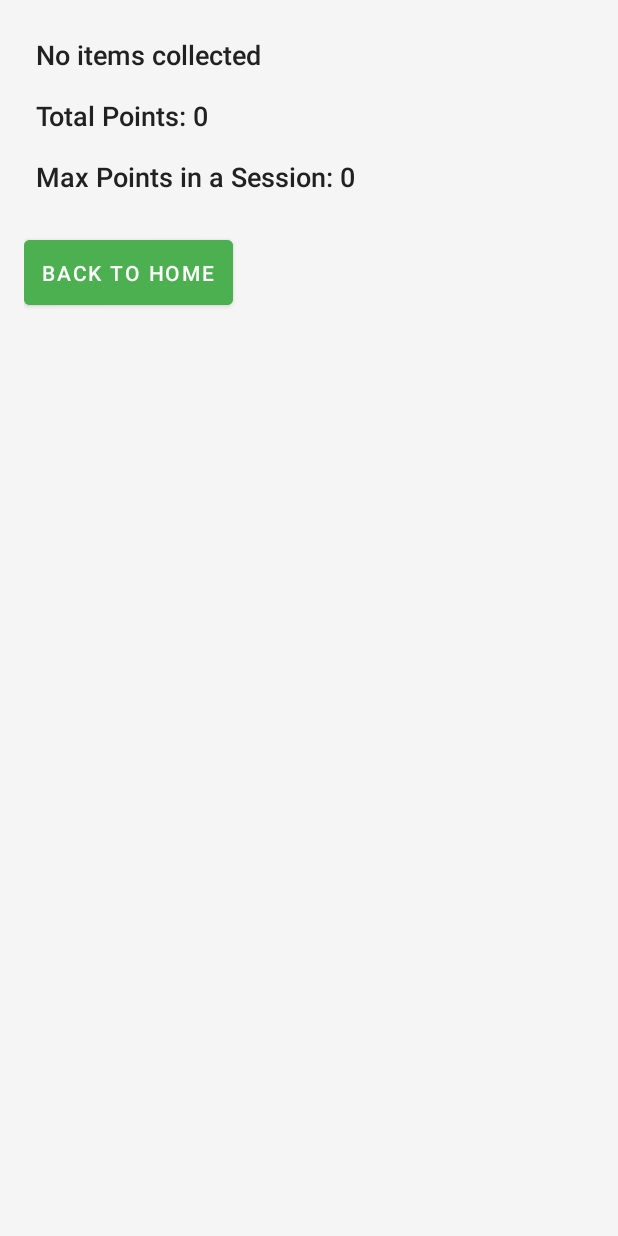
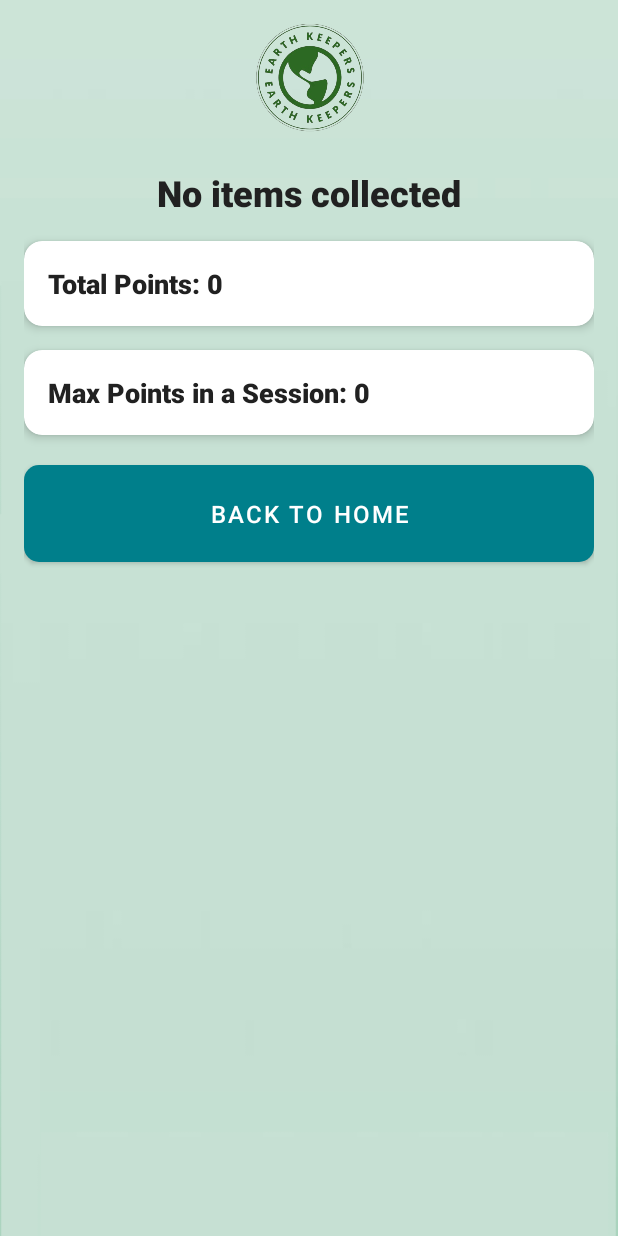
Before and after one commit to raeedAtaria1/EarthKeepers, an Android app: the SessionSummaryActivity screen opened directly, with no data from a screen before it, on a phone screen of 412 x 824 dp. Run offline under Robolectric (Android 15) with nearby library versions, the phone set to English and light mode, and no system bars; our stand-ins replace Firebase (no records; nobody signed in at launch, a user with empty details on screens opened directly).

Commit message:
user guide

```diff
--- a/app/src/main/res/layout/activity_session_summary.xml
+++ b/app/src/main/res/layout/activity_session_summary.xml
@@ -1,20 +1,51 @@
 <?xml version="1.0" encoding="utf-8"?>
+
 <LinearLayout xmlns:android="http://schemas.android.com/apk/res/android"
+    xmlns:app="http://schemas.android.com/apk/res-auto"
+
     android:layout_width="match_parent"
     android:layout_height="match_parent"
     android:orientation="vertical"
     android:padding="16dp"
-    android:background="@color/backgroundColor">
+    android:background="@drawable/background_signup"
+    android:gravity="center_horizontal">
 
+    <ImageView
+        android:id="@+id/logoImageView"
+        android:layout_width="80dp"
+        android:layout_height="72dp"
+        android:layout_gravity="center"
+        android:layout_marginBottom="24dp"
+        android:contentDescription="App Logo"
+        android:src="@drawable/logo" />
+    <!-- Summary Header -->
     <TextView
         android:id="@+id/summaryTextView"
         android:layout_width="wrap_content"
         android:layout_height="wrap_content"
         android:text="Summary"
-        android:textSize="18sp"
+        android:textSize="24sp"
+        android:textStyle="bold"
         android:textColor="@color/primaryTextColor"
-        android:padding="8dp"
-        android:fontFamily="sans-serif-medium"/>
+        android:fontFamily="sans-serif-medium"
+        android:gravity="center"
+        android:paddingBottom="16dp"
+        android:layout_gravity="center_horizontal"/>
+
+    <!-- Card for Total Points -->
+    <androidx.cardview.widget.CardView
+        android:layout_width="match_parent"
+        android:layout_height="wrap_content"
+        android:layout_marginBottom="16dp"
+        app:cardElevation="4dp"
+        app:cardCornerRadius="12dp"
+        android:background="@color/cardBackgroundColor">
+
+        <LinearLayout
+            android:layout_width="match_parent"
+            android:layout_height="wrap_content"
+            android:padding="16dp"
+            android:orientation="vertical">
 
             <TextView
                 android:id="@+id/pointsTextView"
@@ -22,9 +53,26 @@
                 android:layout_height="wrap_content"
                 android:text="Total Points"
                 android:textSize="18sp"
+                android:textStyle="bold"
                 android:textColor="@color/primaryTextColor"
-        android:padding="8dp"
                 android:fontFamily="sans-serif-medium"/>
+
+        </LinearLayout>
+    </androidx.cardview.widget.CardView>
+
+    <!-- Card for Max Points in a Session -->
+    <androidx.cardview.widget.CardView
+        android:layout_width="match_parent"
+        android:layout_height="wrap_content"
+        app:cardElevation="4dp"
+        app:cardCornerRadius="12dp"
+        android:background="@color/cardBackgroundColor">
+
+        <LinearLayout
+            android:layout_width="match_parent"
+            android:layout_height="wrap_content"
+            android:padding="16dp"
+            android:orientation="vertical">
 
             <TextView
                 android:id="@+id/maxPointsTextView"
@@ -32,19 +80,23 @@
                 android:layout_height="wrap_content"
                 android:text="Max Points in a Session"
                 android:textSize="18sp"
+                android:textStyle="bold"
                 android:textColor="@color/primaryTextColor"
-        android:padding="8dp"
                 android:fontFamily="sans-serif-medium"/>
+
+        </LinearLayout>
+    </androidx.cardview.widget.CardView>
+
+    <!-- Back to Home Button -->
 
     <Button
         android:id="@+id/backToHomeButton"
-        android:layout_width="wrap_content"
+        android:layout_width="match_parent"
         android:layout_height="wrap_content"
+        android:layout_marginTop="20dp"
         android:text="Back to Home"
         android:textColor="@android:color/white"
-        android:backgroundTint="@color/buttonColor"
-        android:padding="12dp"
-        android:layout_marginTop="16dp"
-        android:elevation="4dp"
-        android:fontFamily="sans-serif-medium"/>
+        android:textSize="16sp"
+        android:padding="15dp"
+        android:background="@drawable/rounded_button" />
 </LinearLayout>
--- a/app/src/main/res/values/colors.xml
+++ b/app/src/main/res/values/colors.xml
@@ -43,7 +43,9 @@
     <color name="backgroundColor">#F5F5F5</color>
     <color name="teal_700">#00796B</color>
     <color name="darker_gray">#A9A9A9</color>
-    <color name="buttonColor">#4CAF50</color>
+    <color name="cardBackgroundColor">#FFFFFF</color> <!-- Example color -->
+    <color name="accentColor">#FF4081</color> <!-- Example accent color -->
+    <color name="buttonColor">#6200EE</color> <!-- Button color -->
 
 
 </resources>
```
Also changed, not shown: 20 other files. Lines whose indentation alone changed are shown as unchanged.
